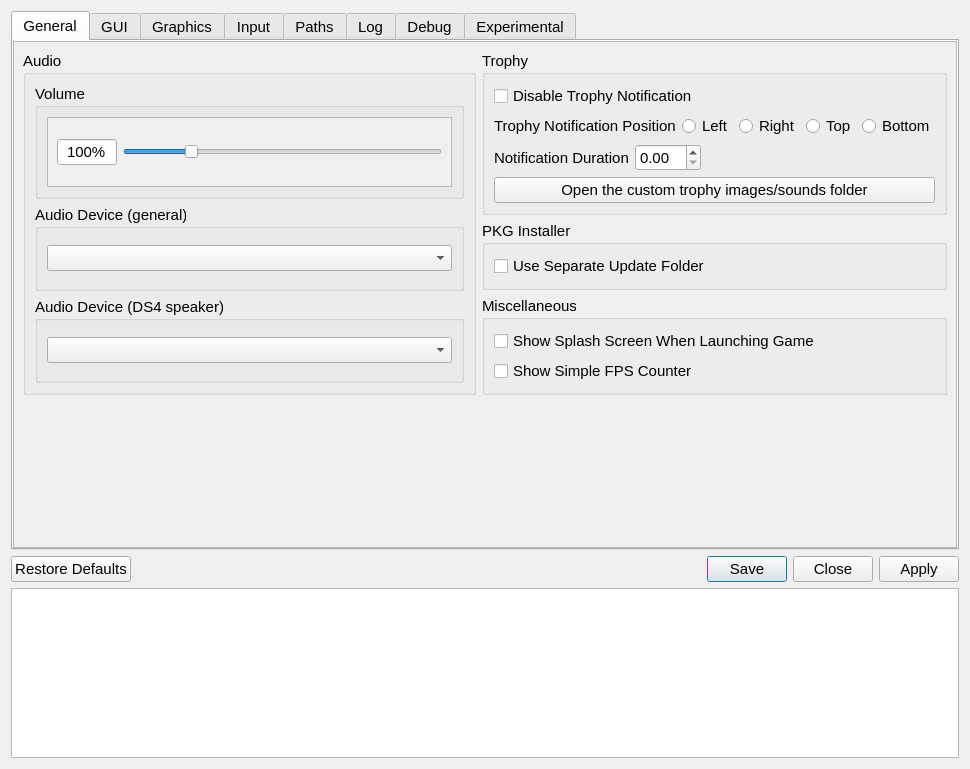
Old version of the form src/qt_ui/settings_dialog.ui in the repository shadLaunchers/shadLauncher4.
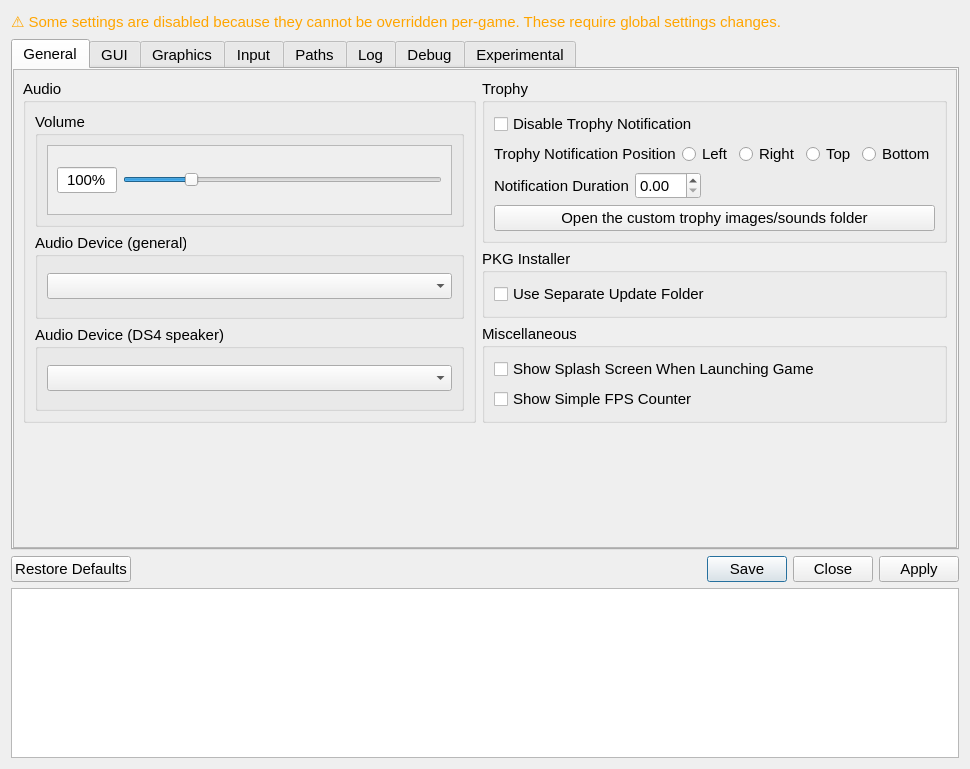
New version of the form. The open tabs and pages were chosen to show the change. Icons and pictures are not drawn.

Commit message: separate global , custom logic

```diff
--- a/src/qt_ui/settings_dialog.ui
+++ b/src/qt_ui/settings_dialog.ui
@@ -19,6 +19,12 @@
     <verstretch>0</verstretch>
    </sizepolicy>
   </property>
+  <property name="maximumSize">
+   <size>
+    <width>16777215</width>
+    <height>769</height>
+   </size>
+  </property>
   <property name="font">
    <font>
     <pointsize>11</pointsize>
@@ -39,6 +45,28 @@
    <bool>false</bool>
   </property>
   <layout class="QVBoxLayout" name="settingsDialogLayout">
+   <item>
+    <widget class="QLabel" name="customSettingsLabel">
+     <property name="enabled">
+      <bool>true</bool>
+     </property>
+     <property name="sizePolicy">
+      <sizepolicy hsizetype="Fixed" vsizetype="Fixed">
+       <horstretch>0</horstretch>
+       <verstretch>0</verstretch>
+      </sizepolicy>
+     </property>
+     <property name="maximumSize">
+      <size>
+       <width>1000</width>
+       <height>22</height>
+      </size>
+     </property>
+     <property name="text">
+      <string>&lt;html&gt;&lt;head/&gt;&lt;body&gt;&lt;p&gt;&lt;span style=&quot; color:#ffa500;&quot;&gt;⚠ Some settings are disabled because they cannot be overridden per-game. These require global settings changes.&lt;/span&gt;&lt;/p&gt;&lt;/body&gt;&lt;/html&gt;</string>
+     </property>
+    </widget>
+   </item>
    <item>
     <widget class="QTabWidget" name="tabWidgetSettings">
      <property name="enabled">
@@ -75,7 +103,7 @@
          <x>0</x>
          <y>0</y>
          <width>944</width>
-         <height>506</height>
+         <height>479</height>
         </rect>
        </property>
        <layout class="QVBoxLayout" name="generalTabVLayout" stretch="0">
```
Left out of the diff: 10 changed lines with no effect on the pictures. The commit also changes 2 other files.
